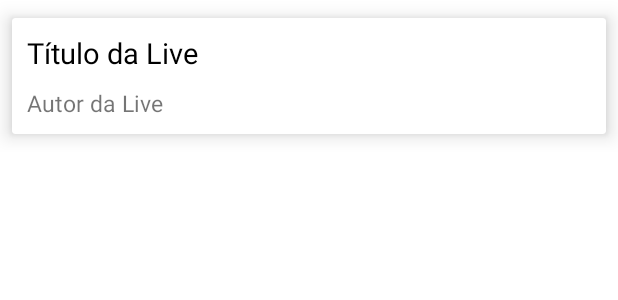
After one commit to gugapadilha/mvvm-e-retrofit-structure, an Android app: the layout res_item_live.xml on its own in the app's theme, with its tools: preview values and no code run, on a phone screen of 412 x 824 dp. The commit adds this screen. Shown: the top 300 px of the screen. Run offline under Robolectric (Android 15) with nearby library versions, the phone set to English and light mode, and no system bars.

Commit message:
workingOnActivityMain

```diff
--- a/app/build.gradle
+++ b/app/build.gradle
@@ -30,6 +30,9 @@ android {
     kotlinOptions {
         jvmTarget = '1.8'
     }
+    buildFeatures {
+        viewBinding = true
+    }
 }
 
 dependencies {
@@ -55,4 +58,7 @@ dependencies {
     implementation 'com.github.bumptech.glide:glide:4.12.0'
     kapt 'com.github.bumptech.glide:compiler:4.12.0'
 
+    //databinding
+    kapt 'com.android.databinding:compiler:3.1.3'
+
 }
--- /dev/null
+++ b/app/src/main/res/layout/res_item_live.xml
@@ -0,0 +1,69 @@
+<?xml version="1.0" encoding="utf-8"?>
+<androidx.constraintlayout.widget.ConstraintLayout
+    xmlns:android="http://schemas.android.com/apk/res/android"
+    xmlns:app="http://schemas.android.com/apk/res-auto"
+    android:layout_width="match_parent"
+    android:layout_height="wrap_content">
+
+    <androidx.cardview.widget.CardView
+        app:cardUseCompatPadding="true"
+        android:layout_width="match_parent"
+        android:layout_height="wrap_content"
+        app:cardCornerRadius="2dp"
+        app:cardElevation="8dp"
+        app:cardPreventCornerOverlap="false"
+        app:layout_constraintBottom_toBottomOf="parent"
+        app:layout_constraintEnd_toEndOf="parent"
+        app:layout_constraintStart_toStartOf="parent"
+        app:layout_constraintTop_toTopOf="parent">
+
+        <androidx.constraintlayout.widget.ConstraintLayout
+            android:layout_width="match_parent"
+            android:layout_height="wrap_content">
+
+            <ImageView
+                android:id="@+id/thumbnail"
+                android:layout_width="match_parent"
+                android:layout_height="wrap_content"
+                android:layout_margin="0dp"
+                android:adjustViewBounds="true"
+                android:padding="0dp"
+                android:scaleType="fitXY"
+                app:layout_constraintLeft_toLeftOf="parent"
+                app:layout_constraintRight_toRightOf="parent"
+                app:layout_constraintTop_toTopOf="parent" />
+
+            <LinearLayout
+                android:id="@+id/container1"
+                android:layout_width="match_parent"
+                android:layout_height="wrap_content"
+                android:orientation="vertical"
+                android:padding="10dp"
+                app:layout_constraintBottom_toBottomOf="parent"
+                app:layout_constraintLeft_toLeftOf="parent"
+                app:layout_constraintRight_toRightOf="parent"
+                app:layout_constraintTop_toBottomOf="@id/thumbnail">
+
+                <TextView
+                    android:id="@+id/title"
+                    android:layout_width="match_parent"
+                    android:layout_height="wrap_content"
+                    android:text="Título da Live"
+                    android:textColor="#000"
+                    android:textSize="19sp" />
+
+                <TextView
+                    android:id="@+id/author"
+                    android:layout_width="match_parent"
+                    android:layout_height="wrap_content"
+                    android:layout_marginTop="10dp"
+                    android:text="Autor da Live"
+                    android:textSize="15sp" />
+
+            </LinearLayout>
+
+        </androidx.constraintlayout.widget.ConstraintLayout>
+
+    </androidx.cardview.widget.CardView>
+
+</androidx.constraintlayout.widget.ConstraintLayout>
```
Also changed, not shown: app/src/main/java/com/MainActivity.kt (+16 -0 lines), app/src/main/java/com/adapter/MainAdapter.kt (added, +59 -0 lines).
